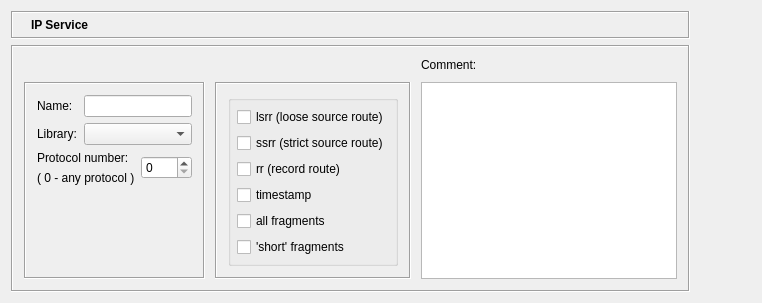
Qt form src/gui/ipservicedialog_q.ui (fwbuilder/fwbuilder) before a commit.
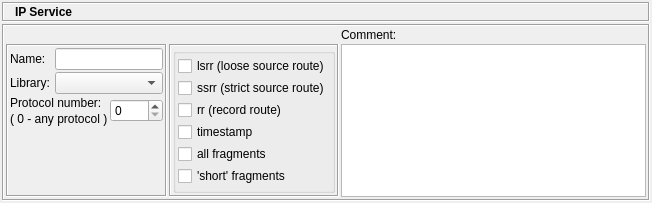
The same form after that commit. Icons and pictures are not drawn.

Diff of the .ui file:
```diff
--- a/src/gui/ipservicedialog_q.ui
+++ b/src/gui/ipservicedialog_q.ui
@@ -8,14 +8,12 @@
    <rect>
     <x>0</x>
     <y>0</y>
-    <width>762</width>
-    <height>267</height>
+    <width>652</width>
+    <height>203</height>
    </rect>
   </property>
   <property name="sizePolicy" >
-   <sizepolicy>
-    <hsizetype>1</hsizetype>
-    <vsizetype>5</vsizetype>
+   <sizepolicy vsizetype="Preferred" hsizetype="Minimum" >
     <horstretch>0</horstretch>
     <verstretch>0</verstretch>
    </sizepolicy>
@@ -24,11 +22,23 @@
    <string>IP</string>
   </property>
   <layout class="QGridLayout" >
-   <property name="margin" >
-    <number>11</number>
+   <property name="leftMargin" >
+    <number>2</number>
    </property>
-   <property name="spacing" >
-    <number>6</number>
+   <property name="topMargin" >
+    <number>2</number>
+   </property>
+   <property name="rightMargin" >
+    <number>2</number>
+   </property>
+   <property name="bottomMargin" >
+    <number>2</number>
+   </property>
+   <property name="horizontalSpacing" >
+    <number>2</number>
+   </property>
+   <property name="verticalSpacing" >
+    <number>2</number>
    </property>
    <item row="0" column="0" >
     <layout class="QVBoxLayout" >
@@ -36,18 +46,34 @@
       <number>0</number>
      </property>
      <property name="spacing" >
-      <number>6</number>
+      <number>2</number>
+     </property>
+     <property name="leftMargin" >
+      <number>0</number>
+     </property>
+     <property name="topMargin" >
+      <number>0</number>
+     </property>
+     <property name="rightMargin" >
+      <number>0</number>
+     </property>
+     <property name="bottomMargin" >
+      <number>0</number>
      </property>
      <item>
       <widget class="QFrame" name="frame3" >
        <property name="sizePolicy" >
-        <sizepolicy>
-         <hsizetype>5</hsizetype>
-         <vsizetype>0</vsizetype>
+        <sizepolicy vsizetype="Fixed" hsizetype="Preferred" >
          <horstretch>0</horstretch>
          <verstretch>0</verstretch>
         </sizepolicy>
        </property>
+       <property name="minimumSize" >
+        <size>
+         <width>16</width>
+         <height>20</height>
+        </size>
+       </property>
        <property name="frameShape" >
         <enum>QFrame::Box</enum>
        </property>
@@ -55,11 +81,23 @@
         <enum>QFrame::Sunken</enum>
        </property>
        <layout class="QGridLayout" >
-        <property name="margin" >
-         <number>5</number>
+        <property name="leftMargin" >
+         <number>2</number>
         </property>
-        <property name="spacing" >
-         <number>6</number>
+        <property name="topMargin" >
+         <number>2</number>
+        </property>
+        <property name="rightMargin" >
+         <number>2</number>
+        </property>
+        <property name="bottomMargin" >
+         <number>2</number>
+        </property>
+        <property name="horizontalSpacing" >
+         <number>2</number>
+        </property>
+        <property name="verticalSpacing" >
+         <number>2</number>
         </property>
         <item row="0" column="1" >
          <widget class="QLabel" name="editorTitle" >
@@ -80,9 +118,7 @@
         <item row="0" column="0" >
          <widget class="QLabel" name="pixmapLabel1" >
           <property name="sizePolicy" >
-           <sizepolicy>
-            <hsizetype>0</hsizetype>
-            <vsizetype>0</vsizetype>
+           <sizepolicy vsizetype="Fixed" hsizetype="Fixed" >
             <horstretch>0</horstretch>
             <verstretch>0</verstretch>
            </sizepolicy>
@@ -110,34 +146,28 @@
         <enum>QFrame::Sunken</enum>
        </property>
        <layout class="QGridLayout" >
-        <property name="margin" >
-         <number>11</number>
+        <property name="leftMargin" >
+         <number>2</number>
         </property>
-        <property name="spacing" >
-         <number>10</number>
+        <property name="topMargin" >
+         <number>2</number>
         </property>
-        <item row="1" column="3" >
-         <spacer>
-          <property name="orientation" >
-           <enum>Qt::Horizontal</enum>
-          </property>
-          <property name="sizeType" >
-           <enum>QSizePolicy::Expanding</enum>
-          </property>
-          <property name="sizeHint" >
-           <size>
-            <width>0</width>
-            <height>20</height>
-           </size>
-          </property>
-         </spacer>
-        </item>
+        <property name="rightMargin" >
+         <number>2</number>
+        </property>
+        <property name="bottomMargin" >
+         <number>2</number>
+        </property>
+        <property name="horizontalSpacing" >
+         <number>2</number>
+        </property>
+        <property name="verticalSpacing" >
+         <number>2</number>
+        </property>
         <item row="1" column="2" >
          <widget class="QTextEdit" name="comment" >
           <property name="sizePolicy" >
-           <sizepolicy>
-            <hsizetype>7</hsizetype>
-            <vsizetype>7</vsizetype>
+           <sizepolicy vsizetype="Expanding" hsizetype="Expanding" >
             <horstretch>0</horstretch>
             <verstretch>100</verstretch>
            </sizepolicy>
@@ -172,11 +202,20 @@
            <enum>QFrame::Sunken</enum>
           </property>
           <layout class="QVBoxLayout" >
-           <property name="margin" >
-            <number>11</number>
-           </property>
            <property name="spacing" >
-            <number>6</number>
+            <number>2</number>
+           </property>
+           <property name="leftMargin" >
+            <number>2</number>
+           </property>
+           <property name="topMargin" >
+            <number>2</number>
+           </property>
+           <property name="rightMargin" >
+            <number>2</number>
+           </property>
+           <property name="bottomMargin" >
+            <number>2</number>
            </property>
            <item>
             <widget class="QGroupBox" name="buttonGroup2" >
@@ -184,11 +223,23 @@
               <string/>
              </property>
              <layout class="QGridLayout" >
-              <property name="margin" >
-               <number>6</number>
+              <property name="leftMargin" >
+               <number>2</number>
               </property>
-              <property name="spacing" >
-               <number>6</number>
+              <property name="topMargin" >
+               <number>2</number>
+              </property>
+              <property name="rightMargin" >
+               <number>2</number>
+              </property>
+              <property name="bottomMargin" >
+               <number>2</number>
+              </property>
+              <property name="horizontalSpacing" >
+               <number>2</number>
+              </property>
+              <property name="verticalSpacing" >
+               <number>2</number>
               </property>
               <item row="4" column="0" >
                <widget class="QCheckBox" name="all_fragments" >
@@ -247,11 +298,23 @@
            <enum>QFrame::Sunken</enum>
           </property>
           <layout class="QGridLayout" >
-           <property name="margin" >
-            <number>11</number>
+           <property name="leftMargin" >
+            <number>2</number>
            </property>
-           <property name="spacing" >
-            <number>6</number>
+           <property name="topMargin" >
+            <number>2</number>
+           </property>
+           <property name="rightMargin" >
+            <number>2</number>
+           </property>
+           <property name="bottomMargin" >
+            <number>2</number>
+           </property>
+           <property name="horizontalSpacing" >
+            <number>2</number>
+           </property>
+           <property name="verticalSpacing" >
+            <number>2</number>
            </property>
            <item rowspan="2" row="2" column="2" >
             <widget class="QSpinBox" name="protocolNum" >
@@ -266,12 +329,12 @@
               <enum>Qt::Vertical</enum>
              </property>
              <property name="sizeType" >
-              <enum>QSizePolicy::Expanding</enum>
+              <enum>QSizePolicy::MinimumExpanding</enum>
              </property>
              <property name="sizeHint" >
               <size>
                <width>20</width>
-               <height>30</height>
+               <height>5</height>
               </size>
              </property>
             </spacer>
@@ -302,9 +365,7 @@
            <item row="1" column="1" colspan="2" >
             <widget class="QComboBox" name="libs" >
              <property name="sizePolicy" >
-              <sizepolicy>
-               <hsizetype>7</hsizetype>
-               <vsizetype>0</vsizetype>
+              <sizepolicy vsizetype="Fixed" hsizetype="Expanding" >
                <horstretch>0</horstretch>
                <verstretch>0</verstretch>
               </sizepolicy>
@@ -339,25 +400,9 @@
      </item>
     </layout>
    </item>
-   <item row="0" column="1" >
-    <spacer>
-     <property name="orientation" >
-      <enum>Qt::Horizontal</enum>
-     </property>
-     <property name="sizeType" >
-      <enum>QSizePolicy::Expanding</enum>
-     </property>
-     <property name="sizeHint" >
-      <size>
-       <width>40</width>
-       <height>20</height>
-      </size>
-     </property>
-    </spacer>
-   </item>
   </layout>
  </widget>
- <layoutdefault spacing="6" margin="11" />
+ <layoutdefault spacing="2" margin="2" />
  <tabstops>
   <tabstop>obj_name</tabstop>
   <tabstop>libs</tabstop>
```
Left out of the diff: 3 changed lines with no effect on the pictures.
